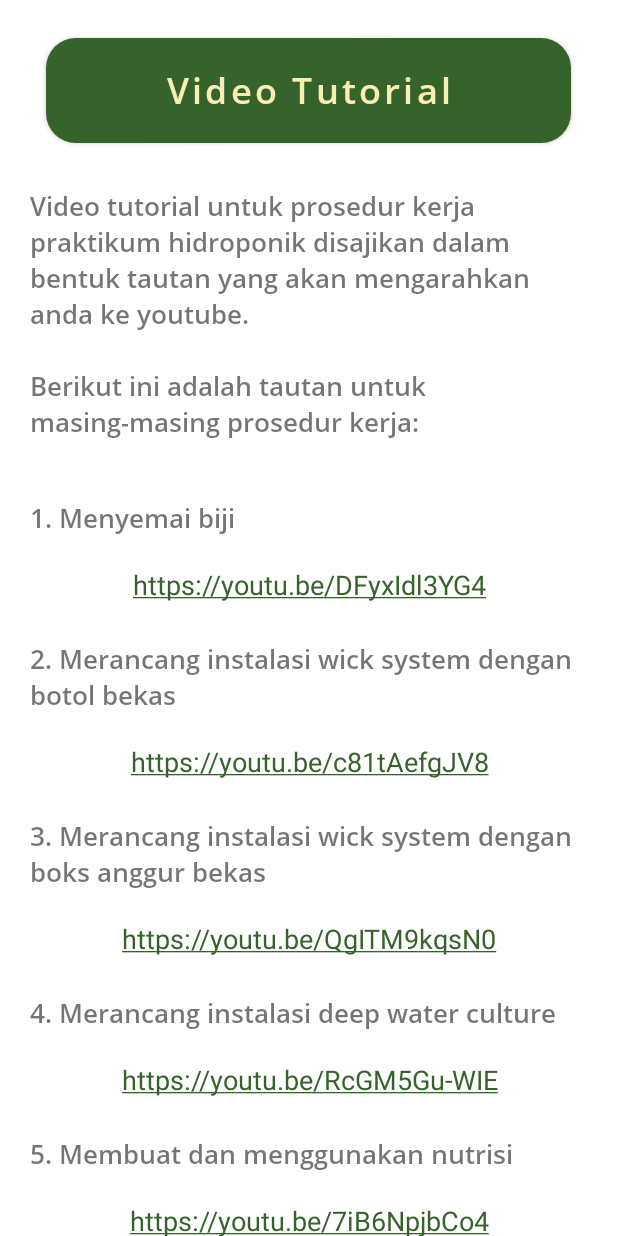
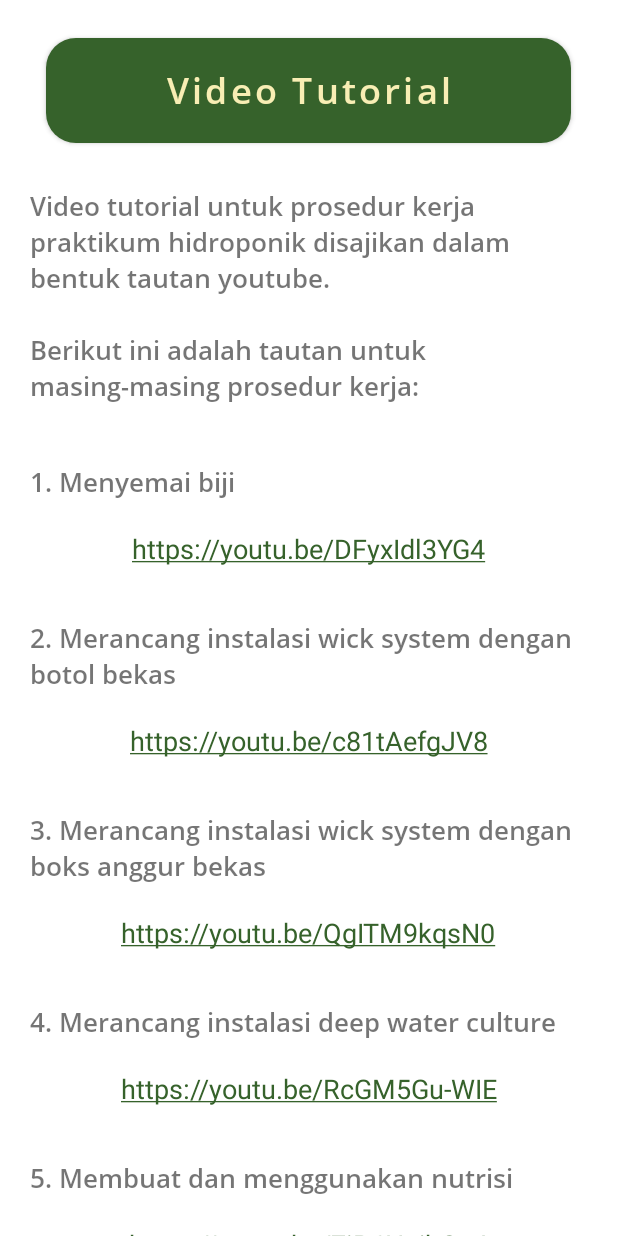
Before and after one commit to shionart/growponic-revised, an Android app: the Tutorial6Activity screen opened directly, with no data from a screen before it, on a phone screen of 412 x 824 dp. Run offline under Robolectric (Android 15) with nearby library versions, the phone set to English and light mode, and no system bars.

Commit message:
final aamiinn

```diff
--- a/app/src/main/res/layout/activity_sign_in.xml
+++ b/app/src/main/res/layout/activity_sign_in.xml
@@ -32,7 +32,7 @@
         android:layout_marginEnd="16dp"
         android:layout_marginBottom="16dp"
         android:fontFamily="@font/lato_bold"
-        android:text="Panduan Praktikum Hidroponik\nUntuk Subkonsep Pertumbuhan dan Perkembangan Tumbuhan"
+        android:text="Panduan Praktikum Hidroponik\nuntuk Subkonsep Pertumbuhan dan Perkembangan Tumbuhan"
         android:textAlignment="center"
         android:textColor="@android:color/white"
         android:textSize="20sp"
--- a/app/src/main/res/layout/activity_tutorial6.xml
+++ b/app/src/main/res/layout/activity_tutorial6.xml
@@ -70,8 +70,8 @@
 
         <TextView
             android:id="@+id/link_1"
-            android:layout_width="268dp"
-            android:layout_height="30dp"
+            android:layout_width="350dp"
+            android:layout_height="40dp"
             android:layout_gravity="center_horizontal"
             android:autoLink="all"
             android:text="@string/link_1"
@@ -89,8 +89,8 @@
 
         <TextView
             android:id="@+id/link_2"
-            android:layout_width="268dp"
-            android:layout_height="30dp"
+            android:layout_width="350dp"
+            android:layout_height="40dp"
             android:layout_gravity="center_horizontal"
             android:autoLink="all"
             android:text="@string/link_2"
@@ -108,8 +108,8 @@
 
         <TextView
             android:id="@+id/link_3"
-            android:layout_width="268dp"
-            android:layout_height="30dp"
+            android:layout_width="350dp"
+            android:layout_height="40dp"
             android:layout_gravity="center_horizontal"
             android:autoLink="all"
             android:text="@string/link_3"
@@ -127,8 +127,8 @@
 
         <TextView
             android:id="@+id/link_4"
-            android:layout_width="268dp"
-            android:layout_height="30dp"
+            android:layout_width="350dp"
+            android:layout_height="40dp"
             android:layout_gravity="center_horizontal"
             android:autoLink="all"
             android:text="@string/link_4"
@@ -146,8 +146,8 @@
 
         <TextView
             android:id="@+id/link_5"
-            android:layout_width="268dp"
-            android:layout_height="30dp"
+            android:layout_width="350dp"
+            android:layout_height="40dp"
             android:layout_marginBottom="20dp"
             android:layout_gravity="center_horizontal"
             android:autoLink="all"
@@ -157,18 +157,18 @@
             android:textColorLink="@color/colorPrimary" />
 
         <Button
-            android:layout_width="380dp"
-            android:layout_height="100dp"
-            android:layout_marginLeft="30dp"
+            android:layout_width="350dp"
+            android:layout_height="200dp"
             android:layout_marginTop="20dp"
-            android:layout_marginRight="30dp"
+            android:padding="20dp"
             android:layout_marginBottom="20dp"
+            android:text="*Opsi subtitles/CC pada bagian pengaturan video diaktifkan untuk menampilkan langkah kerja tutorial"
+            android:fontFamily="@font/opensans_semibold"
             android:background="@drawable/rounded_button"
-            android:text="Opsi subtitles/CC pada bagian pengaturan video diaktifkan untuk menampilkan langkah kerja tutorial"
             android:layout_gravity="center_horizontal"
-            android:fontFamily="@font/opensans_semibold"
             android:textAllCaps="false"
-            android:textSize="16sp"
+            android:textSize="17sp"
+            android:textStyle="bold"
             android:textColor="@color/colorAccent"/>
 
 
--- a/app/src/main/res/values/strings.xml
+++ b/app/src/main/res/values/strings.xml
@@ -67,6 +67,8 @@
     <string name="kompetensi_dasar">1.1 Mengagumi keteraturan dan kompleksitas ciptaan Tuhan tentang struktur dan fungsi DNA, gen dan kromosom dalam pembentukan dan pewarisan sifat serta pengaturan proses pada mahluk hidup\n\n2.1 Berperilaku ilmiah: teliti, tekun, jujur terhadap data dan fakta, disiplin, tanggung jawab, dan peduli dalam observasi dan eksperimen, berani dan santun dalam mengajukan pertanyaan dan berargumentasi, peduli lingkungan,  gotong royong, bekerjasama, cinta damai, berpendapat secara ilmiah dan kritis, responsif dan proaktif dalam dalam setiap tindakan dan dalam melakukan pengamatan dan percobaan di dalam kelas/laboratorium maupun di luar kelas/laboratorium\n\n3.1 Menganalisis hubungan antara faktor internal dan eksternal dengan proses pertumbuhan dan perkembangan pada mahluk hidup berdasarkan hasil percobaan\n\n4.1 Merencanakan dan melaksanakan percobaan tentang faktor luar yang memengaruhi proses pertumbuhan dan perkembangan  tanaman, dan melaporkan secara tertulis dengan menggunakan tatacara penulisan ilmiah yang benar</string>
 
     <string name="indikator">1.1.1 Mengagumi tumbuhan sebagai salah satu ciptaan Tuhan\n\n2.1.1 Menunjukkan sikap tekun, jujur, disiplin, kreatif, inovatif, dan bertanggung jawab\n\n2.1.2 Menunjukkan komitmen untuk menjaga  lingkungan sekitar\n\n3.1.1 Menjelaskan konsep dasar pertumbuhan dan perkembangan pada makhluk hidup\n\n3.1.2 Menguraikan proses pertumbuhan dan perkembangan  tumbuhan beserta faktor yang memengaruhinya\n\n3.1.3	Menentukan faktor eksternal yang memengaruhi pertumbuhan dan perkembangan tumbuhan berdasarkan hasil percobaan penanaman tanaman dengan teknik hidroponik\n\n4.1.1	Mengikuti prosedur percobaan penanaman tanaman dengan teknik hidroponik\n\n4.1.2 Melakukan kegiatan pengamatan tentang pengaruh faktor eksternal terhadap proses pertumbuhan dan perkembangan tanaman dengan teknik hidroponik\n\n4.1.3 Menyusun laporan hasil pengamatan pertumbuhan dan  perkembangan tanaman dengan teknik hidroponik</string>
+
+    <string name="tujprak">1.1 Mengetahui pengaruh faktor eksternal terhadap proses pertumbuhan dan perkembangan tanaman dengan teknik hidroponik</string>
 
     <string name="pengertian_hidroponic">Hidroponik adalah teknik penanaman tanaman tanpa tanah, tanaman ditumbuhkan dalam media selain tanah seperti air, kerikil, arang sekam, bata merah, dan lain sebagainya (Tallei <i>et al</i>., 2017).
     </string>
@@ -288,7 +290,7 @@
     <string name="wick">f. <i>Wick System</i></string>
 
 
-    <string name="video_tutorial">Video tutorial untuk prosedur kerja praktikum hidroponik disajikan dalam bentuk tautan yang akan mengarahkan anda ke youtube.\n\nBerikut ini adalah tautan untuk masing-masing prosedur kerja: </string>
+    <string name="video_tutorial">Video tutorial untuk prosedur kerja praktikum hidroponik disajikan dalam bentuk tautan youtube.\n\nBerikut ini adalah tautan untuk masing-masing prosedur kerja: </string>
     <string name="menyemai">1. Menyemai biji</string>
     <string name="link_1">"https://youtu.be/DFyxIdl3YG4"</string>
 
```
Also changed, not shown: app/src/main/java/com/project/testappgrowponic/belajarHidroponic/KompetensiDasarActivity.kt (+12 -0 lines), app/src/main/java/com/project/testappgrowponic/tutorials/Tutorial5.kt (+6 -6 lines), app/src/main/res/layout/activity_kompetensi_dasar.xml (+51 -0 lines), app/src/main/res/layout/activity_materi.xml (+37 -37 lines).
